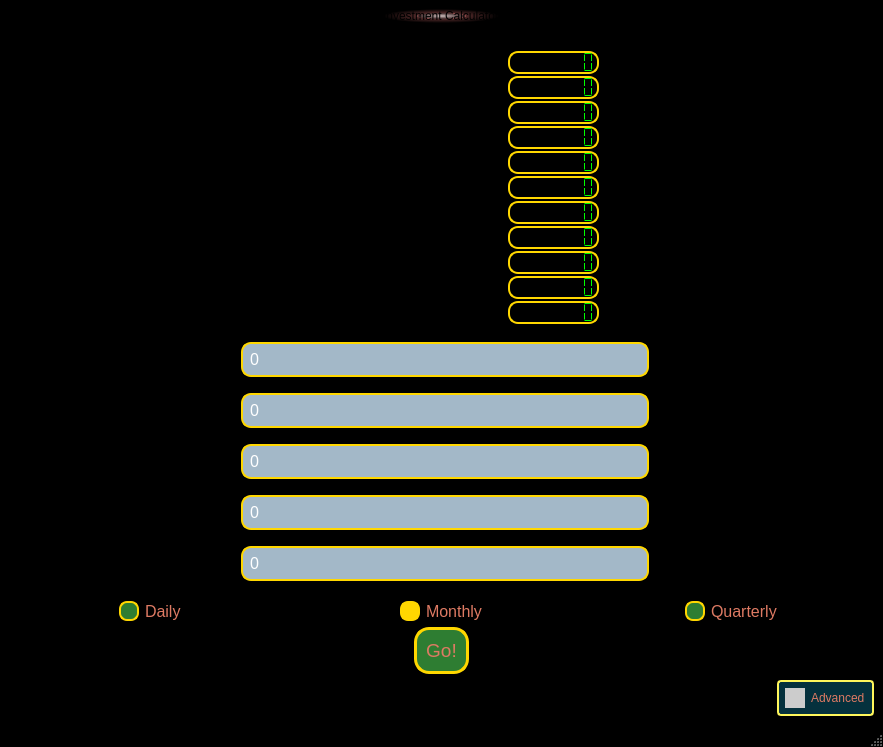
This is design.ui in falsejaguar/investmentcalculator as Qt 5 draws it before an edit. The edited form follows.
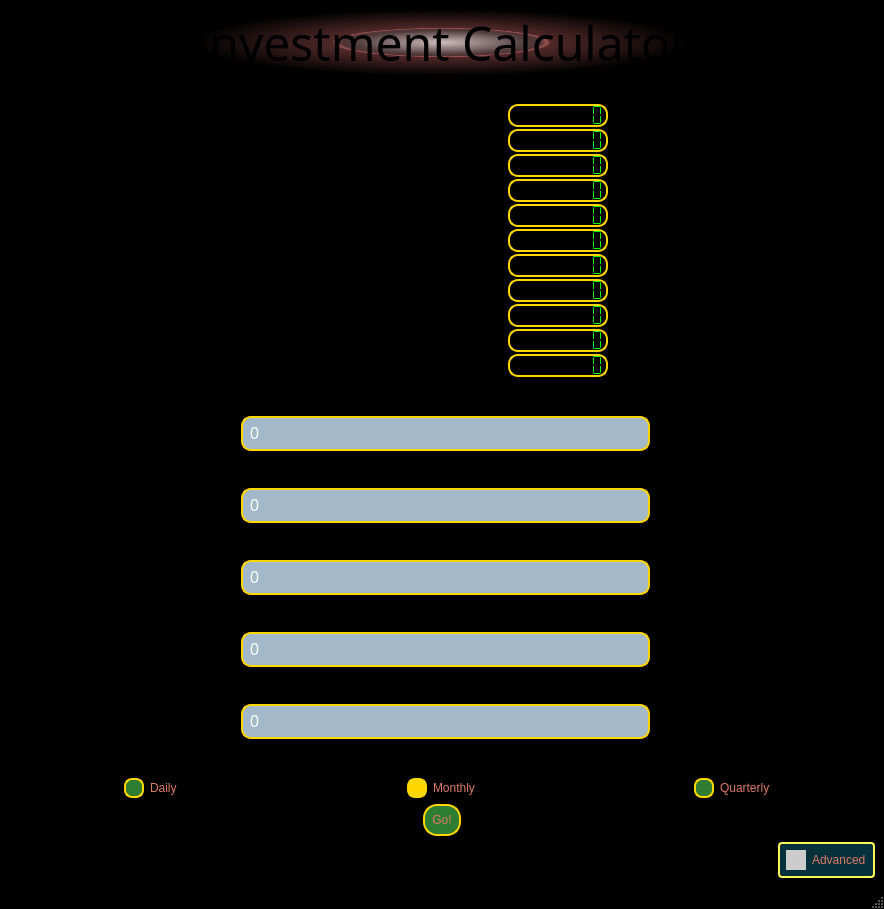
This is the edited form. Icons and pictures are not drawn.

Diff of the .ui file:
```diff
--- a/design.ui
+++ b/design.ui
@@ -6,8 +6,8 @@
    <rect>
     <x>0</x>
     <y>0</y>
-    <width>883</width>
-    <height>747</height>
+    <width>884</width>
+    <height>909</height>
    </rect>
   </property>
   <property name="sizePolicy">
@@ -320,11 +320,11 @@
 
 QPushButton {
     background-color: #2E7D32; /* Dark green background */
-    border: 3px solid #FFD700; /* Gold border */
-    border-radius: 15px; /* Rounded corners */
-    font-family: &quot;Math Jax_AMS&quot;; /* Built-in font */
-    font-size: 19px; /* Font size */
-    padding: 9px; /* Padding around the text */
+    border: 2px solid #FFD700; /* Gold border */
+    border-radius: 14px; /* Rounded corners */
+    /*font-family: &quot;Math Jax_AMS&quot;; /* Built-in font */
+    /*font-size: 19px; /* Font size */
+    padding: 7px; /* Padding around the text */
     color: #de7a63; /* White text */
 }
 
@@ -344,8 +344,8 @@
 }
 
 QRadioButton {
-    font-family: &quot;Courier New&quot;; /* Built-in font */
-    font-size: 16px; /* Font size */
+    /*font-family: &quot;Courier New&quot;; /* Built-in font */
+    /*font-size: 16px; /* Font size */
     color: #de7a63; /* Light grey text */
 }
 
@@ -370,7 +370,7 @@
     border: 2px solid #FFD700; /* Gold border */
     background-color: #a3b8c8; /* Dark green background */
     color: white; /* White text */
-    font-family: &quot;Courier New&quot;; /* Built-in font */
+    /*font-family: &quot;Courier New&quot;; /* Built-in font */
     font-size: 16px; /* Font size */
     padding: 5px; /* Padding */
     border-radius: 10px;
@@ -464,7 +464,13 @@
     <item row="0" column="0">
      <layout class="QVBoxLayout" name="verticalLayout">
       <item alignment="Qt::AlignHCenter">
-       <widget class="QLabel" name="label">
+       <widget class="QLabel" name="titleLabel">
+        <property name="font">
+         <font>
+          <family>Rozha One</family>
+          <pointsize>36</pointsize>
+         </font>
+        </property>
         <property name="styleSheet">
          <string notr="true">background-color: qradialgradient(spread:pad, cx:0.5, cy:0.5, radius:0.5, fx:0.5, fy:0.5, stop:0 rgba(255, 235, 235, 206), stop:0.35 rgba(255, 188, 188, 80), stop:0.4 rgba(255, 162, 162, 80), stop:0.425 rgba(255, 132, 132, 156), stop:0.44 rgba(252, 128, 128, 80), stop:1 rgba(255, 255, 255, 0));
 font: 29pt &quot;Winks&quot;;</string>
@@ -519,7 +525,7 @@
         <item row="7" column="1" alignment="Qt::AlignLeft">
          <widget class="QLCDNumber" name="yr6">
           <property name="digitCount">
-           <number>8</number>
+           <number>9</number>
           </property>
           <property name="segmentStyle">
            <enum>QLCDNumber::Flat</enum>
@@ -532,7 +538,7 @@
            <bool>false</bool>
           </property>
           <property name="digitCount">
-           <number>8</number>
+           <number>9</number>
           </property>
           <property name="segmentStyle">
            <enum>QLCDNumber::Flat</enum>
@@ -552,7 +558,7 @@
         <item row="3" column="1" alignment="Qt::AlignLeft">
          <widget class="QLCDNumber" name="yr3">
           <property name="digitCount">
-           <number>8</number>
+           <number>9</number>
           </property>
           <property name="segmentStyle">
            <enum>QLCDNumber::Flat</enum>
@@ -562,7 +568,7 @@
         <item row="12" column="1" alignment="Qt::AlignLeft">
          <widget class="QLCDNumber" name="yr11">
           <property name="digitCount">
-           <number>8</number>
+           <number>9</number>
           </property>
           <property name="segmentStyle">
            <enum>QLCDNumber::Flat</enum>
@@ -586,7 +592,7 @@
         <item row="6" column="1" alignment="Qt::AlignLeft">
          <widget class="QLCDNumber" name="yr5">
           <property name="digitCount">
-           <number>8</number>
+           <number>9</number>
           </property>
           <property name="segmentStyle">
            <enum>QLCDNumber::Flat</enum>
@@ -610,7 +616,7 @@
         <item row="11" column="1" alignment="Qt::AlignLeft">
          <widget class="QLCDNumber" name="yr10">
           <property name="digitCount">
-           <number>8</number>
+           <number>9</number>
           </property>
           <property name="segmentStyle">
            <enum>QLCDNumber::Flat</enum>
@@ -620,7 +626,7 @@
         <item row="9" column="1" alignment="Qt::AlignLeft">
          <widget class="QLCDNumber" name="yr8">
           <property name="digitCount">
-           <number>8</number>
+           <number>9</number>
           </property>
           <property name="segmentStyle">
            <enum>QLCDNumber::Flat</enum>
@@ -651,7 +657,7 @@
         <item row="8" column="1" alignment="Qt::AlignLeft">
          <widget class="QLCDNumber" name="yr7">
           <property name="digitCount">
-           <number>8</number>
+           <number>9</number>
           </property>
           <property name="segmentStyle">
            <enum>QLCDNumber::Flat</enum>
@@ -668,7 +674,7 @@
         <item row="5" column="1" alignment="Qt::AlignLeft">
          <widget class="QLCDNumber" name="yr4">
           <property name="digitCount">
-           <number>8</number>
+           <number>9</number>
           </property>
           <property name="segmentStyle">
            <enum>QLCDNumber::Flat</enum>
@@ -685,7 +691,7 @@
         <item row="10" column="1" alignment="Qt::AlignLeft">
          <widget class="QLCDNumber" name="yr9">
           <property name="digitCount">
-           <number>8</number>
+           <number>9</number>
           </property>
           <property name="segmentStyle">
            <enum>QLCDNumber::Flat</enum>
@@ -695,7 +701,7 @@
         <item row="1" column="1" alignment="Qt::AlignLeft">
          <widget class="QLCDNumber" name="yr2">
           <property name="digitCount">
-           <number>8</number>
+           <number>9</number>
           </property>
           <property name="segmentStyle">
            <enum>QLCDNumber::Flat</enum>
```
Left out of the diff: 12 changed lines with no effect on the pictures.
